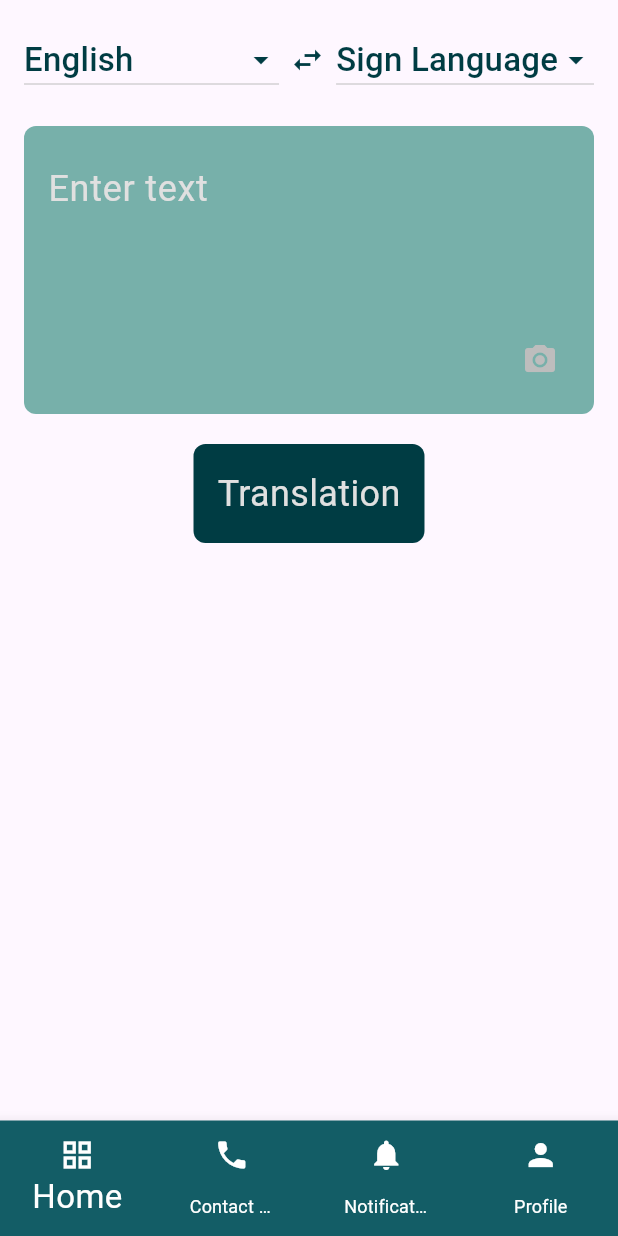
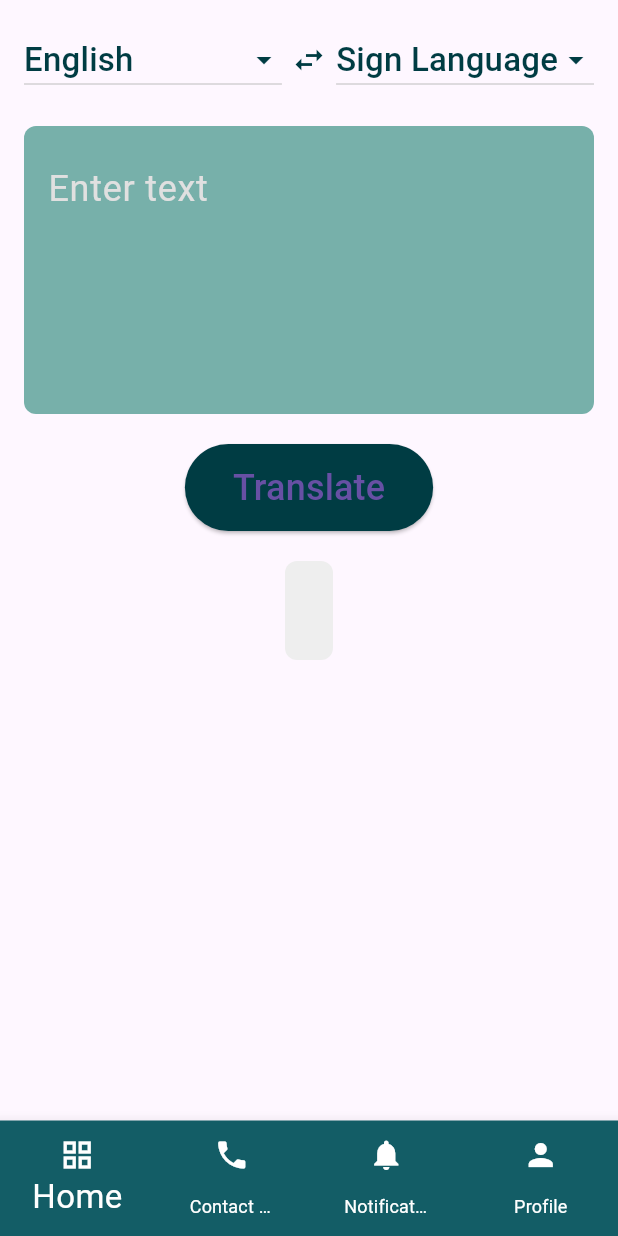
Before and after one commit to NadaPROJECTs/Talkable, a Flutter app: the HomeScreen screen opened by its route, after a tap on "Translation", on a phone screen of 412 x 824 dp. Run offline on Flutter 3.47's test engine with Material 3 defaults, Android fonts, the light colour scheme and no system bars; our stand-ins replace carousel_slider; network calls fail.

Commit message:
+ edit translation screen

```diff
--- a/lib/core/utils/routes_manager.dart
+++ b/lib/core/utils/routes_manager.dart
@@ -1,8 +1,10 @@
 import 'package:flutter/material.dart';
 import 'package:savvyflos/presentation/screens/educationScreen/education_screen.dart';
+import 'package:savvyflos/presentation/screens/educationScreen/educationscreen.dart';
 import 'package:savvyflos/presentation/screens/home/home.dart';
 import 'package:savvyflos/presentation/screens/login/login.dart';
 import 'package:savvyflos/presentation/screens/splash/splash_screen.dart';
+import 'package:savvyflos/presentation/screens/translationScreen/translaionedit.dart';
 import 'package:savvyflos/presentation/screens/translationScreen/translation.dart';
 
 class RoutesManager {
@@ -27,11 +29,11 @@ class RoutesManager {
         return MaterialPageRoute(builder: (context) =>  HomeScreen());
 
       case translation :
-        return MaterialPageRoute(builder: (context) =>  HomePage());
+        return MaterialPageRoute(builder: (context) =>  HomePage2());
 
 
       case education :
-        return MaterialPageRoute(builder: (context) =>  educationScreen());
+        return MaterialPageRoute(builder: (context) =>  EducationScreen());
 
 
 
--- /dev/null
+++ b/lib/presentation/screens/translationScreen/translaionedit.dart
@@ -0,0 +1,176 @@
+import 'package:flutter/material.dart';
+import 'package:http/http.dart' as http;
+import 'dart:convert';
+
+import 'package:savvyflos/core/utils/colors_manager.dart';
+
+class HomePage2 extends StatefulWidget {
+  @override
+  _HomePageState createState() => _HomePageState();
+}
+
+class _HomePageState extends State<HomePage2> {
+  String inputText = '';
+  String translatedText = '';
+  bool isLoading = false;
+
+  Future<void> translateText() async {
+    final url = Uri.parse('https://example.com/api/translate');
+    setState(() {
+      isLoading = true;
+    });
+
+    try {
+      final response = await http.post(
+        url,
+        headers: {'Content-Type': 'application/json'},
+        body: jsonEncode({'text': inputText}),
+      );
+
+      if (response.statusCode == 200) {
+        final data = jsonDecode(response.body);
+        setState(() {
+          translatedText = data['translated_text'] ?? 'Translation not available';
+        });
+      } else {
+        setState(() {
+          translatedText = 'Error: Unable to translate';
+        });
+      }
+    } catch (error) {
+      setState(() {
+        translatedText = 'Error: $error';
+      });
+    } finally {
+      setState(() {
+        isLoading = false;
+      });
+    }
+  }
+
+  @override
+  Widget build(BuildContext context) {
+    return Scaffold(
+      body: Container(
+        child: Padding(
+          padding: const EdgeInsets.all(16.0),
+          child: Column(
+            mainAxisAlignment: MainAxisAlignment.start,
+            children: [
+              Row(
+                mainAxisAlignment: MainAxisAlignment.spaceBetween,
+                children: [
+                  DropdownButton(
+                    value: 'English',
+                    dropdownColor: ColorsManager.b3,
+                    items: ['English', 'Sign Language']
+                        .map((String value) {
+                      return DropdownMenuItem(
+                        value: value,
+                        child: Text(
+                          value,
+                          style: TextStyle(color: ColorsManager.b1, fontSize: 22),
+                        ),
+                      );
+                    })
+                        .toList(),
+                    onChanged: (String? newValue) {},
+                    icon: Icon(Icons.arrow_drop_down, color: ColorsManager.b1),
+                  ),
+                  Icon(Icons.swap_horiz, color: ColorsManager.b1),
+                  DropdownButton(
+                    value: 'Sign Language',
+                    dropdownColor: ColorsManager.b3,
+                    items: ['Sign Language', 'English']
+                        .map((String value) {
+                      return DropdownMenuItem(
+                        value: value,
+                        child: Text(
+                          value,
+                          style: TextStyle(color: ColorsManager.b1, fontSize: 22),
+                        ),
+                      );
+                    })
+                        .toList(),
+                    onChanged: (String? newValue) {},
+                    icon: Icon(Icons.arrow_drop_down, color: ColorsManager.b1),
+                  ),
+                ],
+              ),
+              SizedBox(height: 20),
+              Container(
+                padding: EdgeInsets.all(16),
+                decoration: BoxDecoration(
+                  color: ColorsManager.b3,
+                  borderRadius: BorderRadius.circular(8),
+                ),
+                child: TextField(
+                  maxLines: 4,
+                  style: TextStyle(fontSize: 24, color: Colors.black),
+                  decoration: InputDecoration(
+                    hintText: 'Enter text',
+                    hintStyle: TextStyle(color: Colors.grey[300]),
+                    border: InputBorder.none,
+                  ),
+                  onChanged: (value) {
+                    inputText = value;
+                  },
+                ),
+              ),
+              SizedBox(height: 20),
+              ElevatedButton(
+                onPressed: isLoading ? null : translateText,
+                style: ElevatedButton.styleFrom(
+                  padding: EdgeInsets.symmetric(horizontal: 32, vertical: 12),
+                  backgroundColor: ColorsManager.b1
+                ),
+                child: isLoading
+                    ? CircularProgressIndicator(color: Colors.white)
+                    : Text('Translate', style: TextStyle(fontSize: 24)),
+              ),
+              SizedBox(height: 20),
+              Container(
+                padding: EdgeInsets.all(16),
+                decoration: BoxDecoration(
+                  color: Colors.grey[200],
+                  borderRadius: BorderRadius.circular(8),
+                ),
+                child: Text(
+                  translatedText.isNotEmpty
+                      ? translatedText
+                      : '',
+                  style: TextStyle(fontSize: 24, color: Colors.black),
+                ),
+              ),
+            ],
+          ),
+        ),
+      ),
+      bottomNavigationBar: BottomNavigationBar(
+        selectedLabelStyle: TextStyle(fontSize: 22),
+        selectedItemColor: Colors.white,
+        unselectedItemColor: Colors.white,
+        backgroundColor: ColorsManager.b2,
+        type: BottomNavigationBarType.fixed,
+        items: [
+          BottomNavigationBarItem(
+            icon: Icon(Icons.grid_view, color: Colors.white),
+            label: 'Home',
+          ),
+          BottomNavigationBarItem(
+            icon: Icon(Icons.phone, color: Colors.white),
+            label: 'Contact Us',
+          ),
+          BottomNavigationBarItem(
+            icon: Icon(Icons.notifications, color: Colors.white),
+            label: 'Notification',
+          ),
+          BottomNavigationBarItem(
+            icon: Icon(Icons.person, color: Colors.white),
+            label: 'Profile',
+          ),
+        ],
+      ),
+    );
+  }
+}
```
